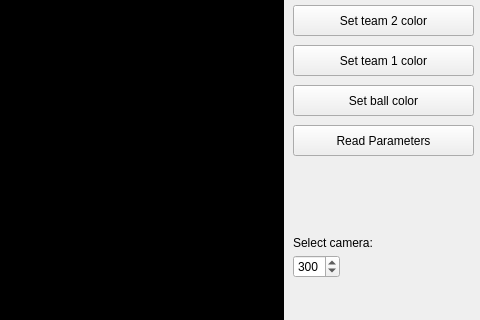
First picture: the form in setparameters.ui, repository mateus558/RinoBot-System, before the edit; both pictures show x 507 to 987 and y 85 to 405 of the 987 by 516 pixel window.
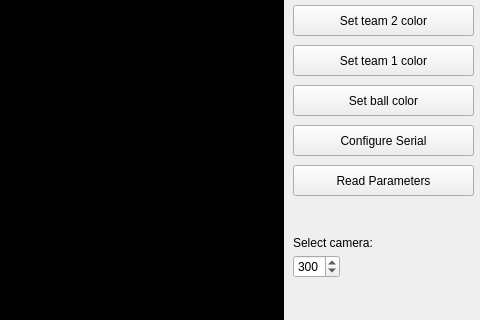
Second picture: the form after the edit.

Commit message: Class for serial communication implemented

Patch:
```diff
--- a/setparameters.ui
+++ b/setparameters.ui
@@ -73,7 +73,7 @@
     <property name="geometry">
      <rect>
       <x>800</x>
-      <y>210</y>
+      <y>250</y>
       <width>181</width>
       <height>31</height>
      </rect>
@@ -202,6 +202,19 @@
      <number>300</number>
     </property>
    </widget>
+   <widget class="QPushButton" name="config_serial">
+    <property name="geometry">
+     <rect>
+      <x>800</x>
+      <y>210</y>
+      <width>181</width>
+      <height>31</height>
+     </rect>
+    </property>
+    <property name="text">
+     <string>Configure Serial</string>
+    </property>
+   </widget>
   </widget>
   <widget class="QStatusBar" name="statusbar"/>
  </widget>
```
The commit also changes 9 other files.
